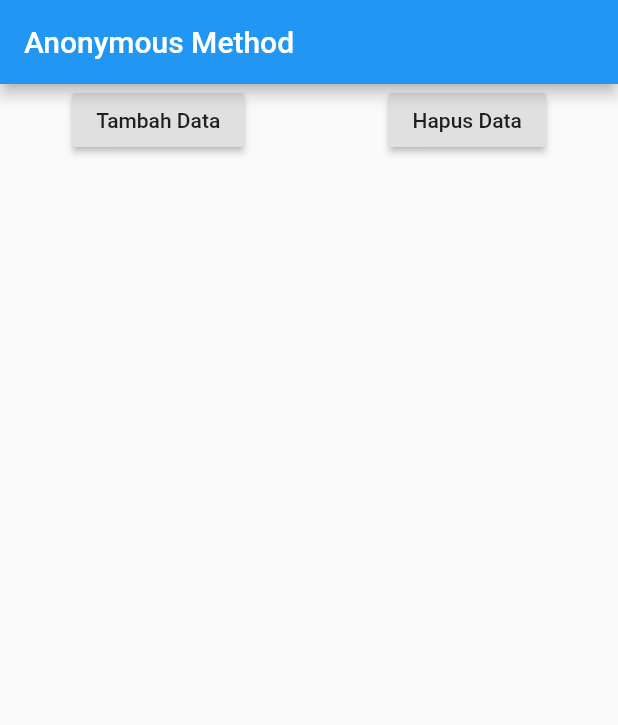
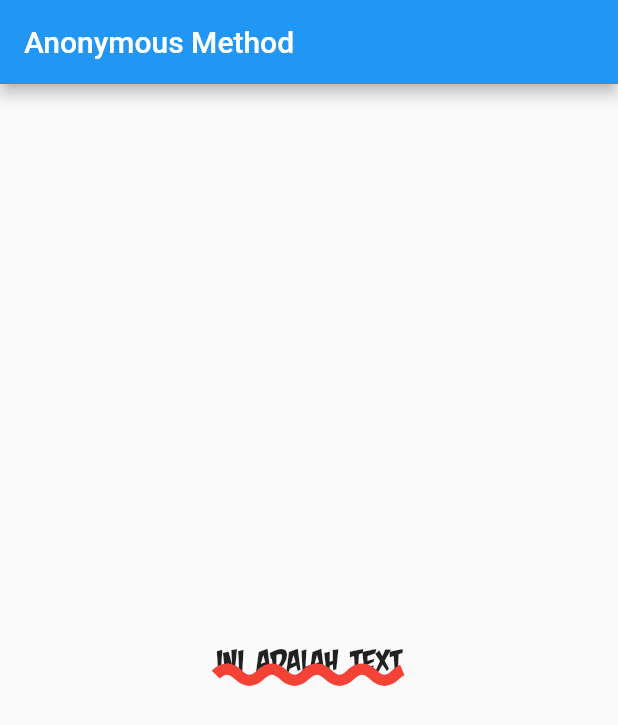
Before and after one commit to fuadtanjung/helloworld, a Flutter app: the screen it shows after launch, on a phone screen of 412 x 824 dp. Shown: the top 725 px of the screen. Run offline on Flutter 3.47's test engine with Material 2 defaults, Android fonts, the phone set to English and light mode, and no system bars.

Commit message:
textstyle dengan penambahan file baru yaitu font dan di edit pubspec.yaml

```diff
--- a/lib/main.dart
+++ b/lib/main.dart
@@ -19,38 +19,15 @@ class _MyAppState extends State<MyApp> {
           appBar: AppBar(
             title: Text("Anonymous Method"),
           ),
-          body: ListView(
-            children: <Widget>[
-              Row(
-                mainAxisAlignment: MainAxisAlignment.spaceAround,
-                children: [
-                  RaisedButton(
-                    child: Text("Tambah Data"),
-                    onPressed: () {
-                      setState(() {
-                        widgets.add(Text(
-                          "Data ke-" + counter.toString(),
-                          style: TextStyle(fontSize: 35),
-                        ));
-                        counter++;
-                      });
-                    },
-                  ),
-                  RaisedButton(
-                      child: Text("Hapus Data"),
-                      onPressed: () {
-                        setState(() {
-                          widgets.removeLast();
-                          counter--;
-                        });
-                      })
-                ],
-              ),
-              Column(
-                crossAxisAlignment: CrossAxisAlignment.start,
-                children: widgets,
-              )
-            ],
+          body: Center(
+            child: Text(
+              "ini adalah text",
+              style: TextStyle(fontFamily: "crashlandingbb", fontSize: 30,
+              decoration: TextDecoration.underline,
+              decorationColor: Colors.red,
+              decorationThickness: 5,
+              decorationStyle: TextDecorationStyle.wavy),
+            ),
           )),
     );
   }
```
Also changed, not shown: pubspec.yaml (+6 -6 lines), fonts/crashlandingbbitalic.ttf (added), fonts/crashlandingbbregular.ttf (added), 12 other files.
